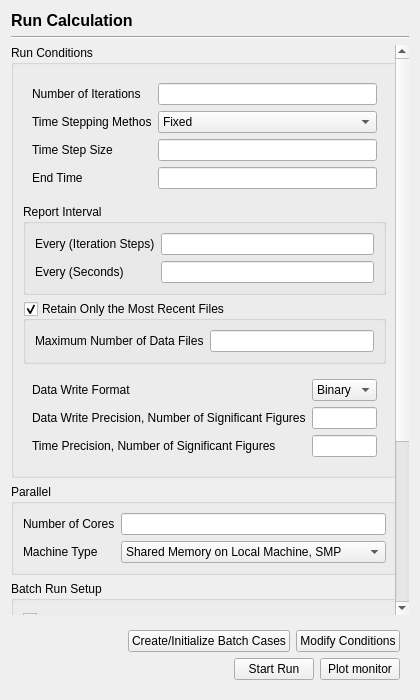
Old version of the form view/solution/run_calculation/run_calculation_page.ui in the repository nextfoam/baram.
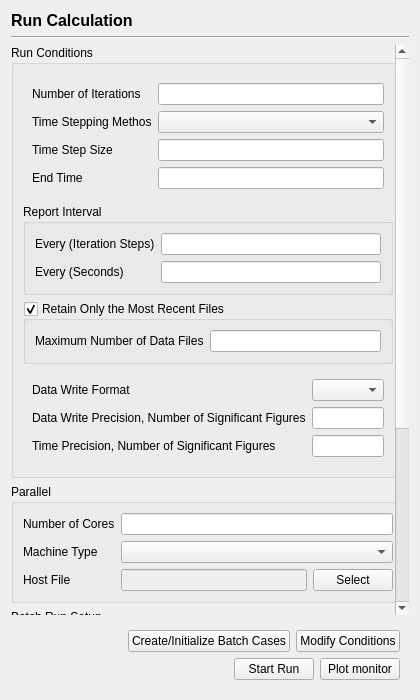
New version of the form.

Diff of the .ui file:
```diff
--- a/view/solution/run_calculation/run_calculation_page.ui
+++ b/view/solution/run_calculation/run_calculation_page.ui
@@ -58,9 +58,9 @@
       <property name="geometry">
        <rect>
         <x>0</x>
-        <y>-215</y>
-        <width>385</width>
-        <height>782</height>
+        <y>0</y>
+        <width>391</width>
+        <height>812</height>
        </rect>
       </property>
       <property name="sizePolicy">
@@ -109,18 +109,7 @@
               </widget>
              </item>
              <item row="1" column="1">
-              <widget class="QComboBox" name="timeSteppingMethod">
-               <item>
-                <property name="text">
-                 <string>Fixed</string>
-                </property>
-               </item>
-               <item>
-                <property name="text">
-                 <string>Adaptive</string>
-                </property>
-               </item>
-              </widget>
+              <widget class="QComboBox" name="timeSteppingMethod"/>
              </item>
              <item row="2" column="0">
               <widget class="QLabel" name="label_3">
@@ -207,18 +196,7 @@
               </widget>
              </item>
              <item row="0" column="1">
-              <widget class="QComboBox" name="timeSteppingMethod_2">
-               <item>
-                <property name="text">
-                 <string>Binary</string>
-                </property>
-               </item>
-               <item>
-                <property name="text">
-                 <string>ASCII</string>
-                </property>
-               </item>
-              </widget>
+              <widget class="QComboBox" name="dataWriteFormat"/>
              </item>
              <item row="1" column="0">
               <widget class="QLabel" name="label_9">
@@ -270,17 +248,45 @@
            </widget>
           </item>
           <item row="1" column="1">
-           <widget class="QComboBox" name="timeSteppingMethod_4">
-            <item>
-             <property name="text">
-              <string>Shared Memory on Local Machine, SMP</string>
+           <widget class="QComboBox" name="machineType"/>
+          </item>
+          <item row="2" column="0">
+           <widget class="QLabel" name="label_12">
+            <property name="text">
+             <string>Host File</string>
+            </property>
+           </widget>
+          </item>
+          <item row="2" column="1">
+           <widget class="QWidget" name="widget_7" native="true">
+            <layout class="QHBoxLayout" name="horizontalLayout_3">
+             <property name="leftMargin">
+              <number>0</number>
              </property>
-            </item>
-            <item>
-             <property name="text">
-              <string>Distributed Memory on a Cluster</string>
+             <property name="topMargin">
+              <number>0</number>
              </property>
-            </item>
+             <property name="rightMargin">
+              <number>0</number>
+             </property>
+             <property name="bottomMargin">
+              <number>0</number>
+             </property>
+             <item>
+              <widget class="QLineEdit" name="hostFile">
+               <property name="enabled">
+                <bool>false</bool>
+               </property>
+              </widget>
+             </item>
+             <item>
+              <widget class="QPushButton" name="select">
+               <property name="text">
+                <string>Select</string>
+               </property>
+              </widget>
+             </item>
+            </layout>
            </widget>
           </item>
          </layout>
```
Left out of the diff: 6 changed lines with no effect on the pictures.
